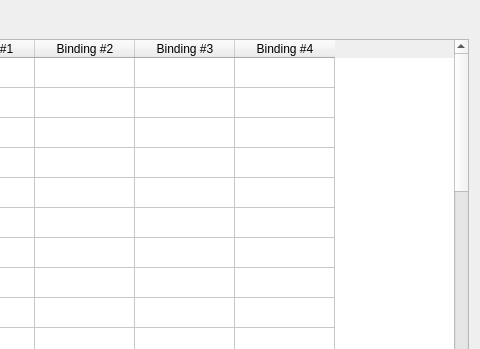
This is qt/src/ShortcutsPanel.ui in shanytc/snes9x as Qt 5 draws it before an edit; both pictures show x 317 to 797 and y 0 to 349 of the 797 by 716 pixel window. The edited form follows.
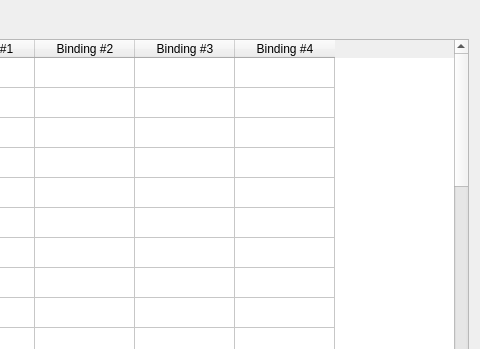
This is the edited form.

Commit message: SFC-Box: Reset and GAME/TV front-panel switches, and Qt/GTK parity

Diff of the .ui file:
```diff
--- a/qt/src/ShortcutsPanel.ui
+++ b/qt/src/ShortcutsPanel.ui
@@ -541,6 +541,26 @@
        <string>NSS: Mount/Eject Slot 3</string>
       </property>
      </row>
+     <row>
+      <property name="text">
+       <string>SFC-Box: Reset Switch</string>
+      </property>
+     </row>
+     <row>
+      <property name="text">
+       <string>SFC-Box: GAME/TV Switch</string>
+      </property>
+     </row>
+     <row>
+      <property name="text">
+       <string>SFC-Box: Mount/Eject Slot 1</string>
+      </property>
+     </row>
+     <row>
+      <property name="text">
+       <string>SFC-Box: Mount/Eject Slot 2</string>
+      </property>
+     </row>
      <column>
       <property name="text">
        <string>Binding #1</string>
```
The commit also changes 21 other files.
